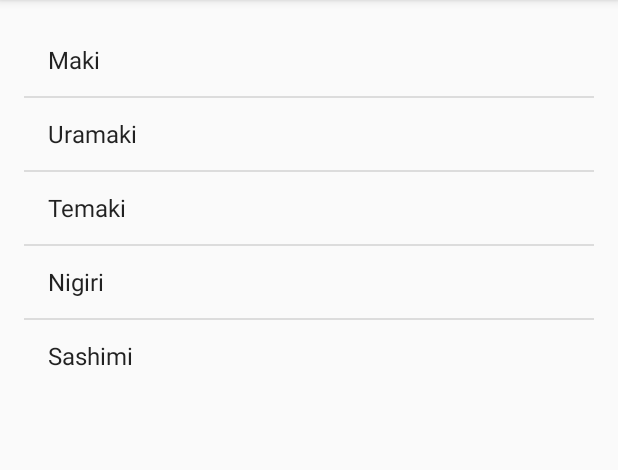
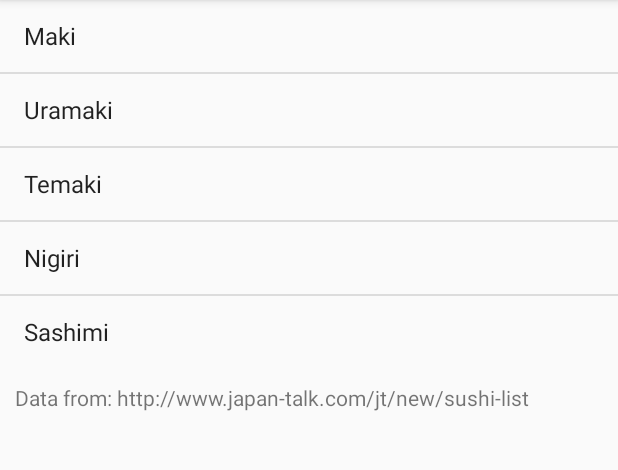
Before and after one commit to tatertotz/TesterApp, an Android app: the screen it shows after launch (MainActivity), on a phone screen of 412 x 824 dp, the part 84-554 px from its top. Run offline under Robolectric (Android 15) with nearby library versions, the phone set to English and light mode, and no system bars.

Commit message:
Added a link to the homepage of where I'm getting the sushi info from. Later, I want to turn this into a clickable link using intents and stuff.

```diff
--- a/app/src/main/res/layout/activity_main.xml
+++ b/app/src/main/res/layout/activity_main.xml
@@ -1,13 +1,10 @@
 <?xml version="1.0" encoding="utf-8"?>
-<RelativeLayout xmlns:android="http://schemas.android.com/apk/res/android"
+<LinearLayout xmlns:android="http://schemas.android.com/apk/res/android"
     xmlns:tools="http://schemas.android.com/tools"
     android:id="@+id/activity_main"
     android:layout_width="match_parent"
     android:layout_height="match_parent"
-    android:paddingBottom="@dimen/activity_vertical_margin"
-    android:paddingLeft="@dimen/activity_horizontal_margin"
-    android:paddingRight="@dimen/activity_horizontal_margin"
-    android:paddingTop="@dimen/activity_vertical_margin"
+    android:orientation="vertical"
     tools:context="com.example.lia.testerapp.MainActivity">
 
     <ListView
@@ -17,4 +14,10 @@
         android:entries="@array/sushi_styles">
     </ListView>
 
-</RelativeLayout>
+    <TextView
+        android:layout_width="match_parent"
+        android:layout_height="wrap_content"
+        android:layout_margin="10dp"
+        android:text="Data from: http://www.japan-talk.com/jt/new/sushi-list"/>
+
+</LinearLayout>
```
